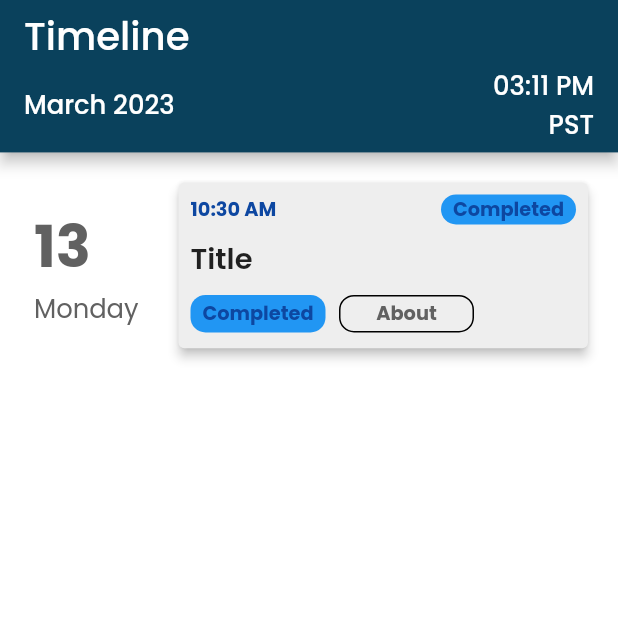
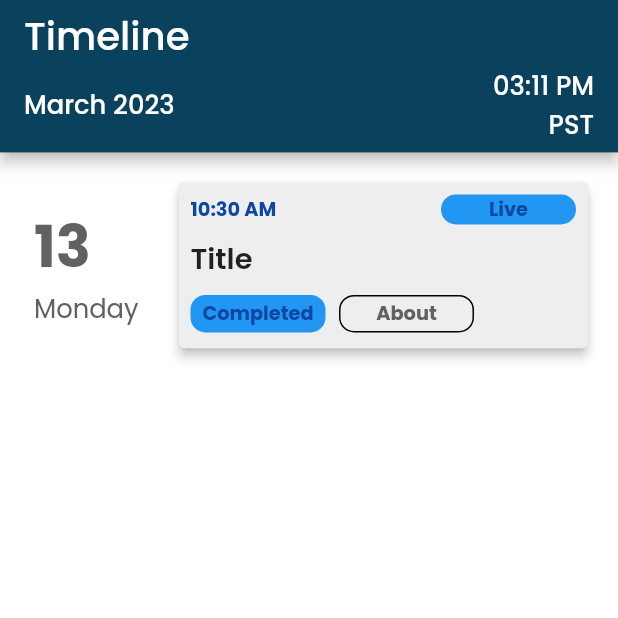
Before and after one commit to ahmadexe/YESIST12-iOS-App, a Flutter app: the screen it shows after launch, swiped to page 2, on a phone screen of 412 x 824 dp, the top half of it. Run offline on Flutter 3.47's test engine with Material 2 defaults, Android fonts, the phone set to English and light mode, and no system bars; our stand-ins replace form_builder_validators.

Commit message:
minor fixes timeline card

```diff
--- a/lib/screens/timeline/timeline_screen.dart
+++ b/lib/screens/timeline/timeline_screen.dart
@@ -45,7 +45,7 @@ class TimelineScreen extends StatelessWidget {
                 date: DateTime.now(),
                 description: "Description",
                 startTime: DateTime.now(),
-                endTime: DateTime.now(),
+                endTime: DateTime(2023, 3, 14),
                 eventUrl: "s",
                 speakers: ["Ahmad"],
               ),
--- a/lib/screens/timeline/widgets/_timeline_card.dart
+++ b/lib/screens/timeline/widgets/_timeline_card.dart
@@ -6,7 +6,9 @@ class _TimelineCard extends StatelessWidget {
 
   @override
   Widget build(BuildContext context) {
-    final difference = timeline.endTime.difference(DateTime.now());
+    final difference = timeline.startTime.difference(DateTime.now());
+    final differenceEndtime = timeline.endTime.difference(DateTime.now());
+
     return SizedBox(
       height: AppDimensions.normalize(53),
       width: double.infinity,
@@ -67,7 +69,7 @@ class _TimelineCard extends StatelessWidget {
                                         ? "${difference.inHours} hours"
                                         : difference.inMinutes > 0
                                             ? "${difference.inMinutes} mins"
-                                            : "Completed",
+                                            : difference.inMinutes <= 0? differenceEndtime.inMinutes > 0? "Live" : "Completed" : "Completed",
                                 style: AppText.l2b!
                                     .copyWith(color: Colors.blue[900]),
                                 textAlign: TextAlign.center,
```
